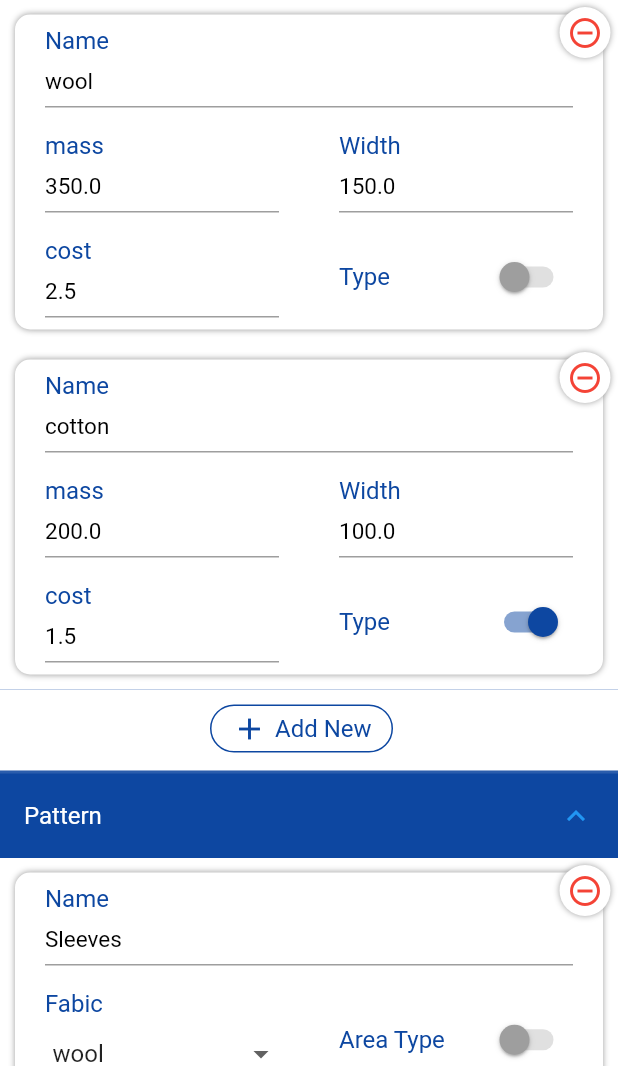
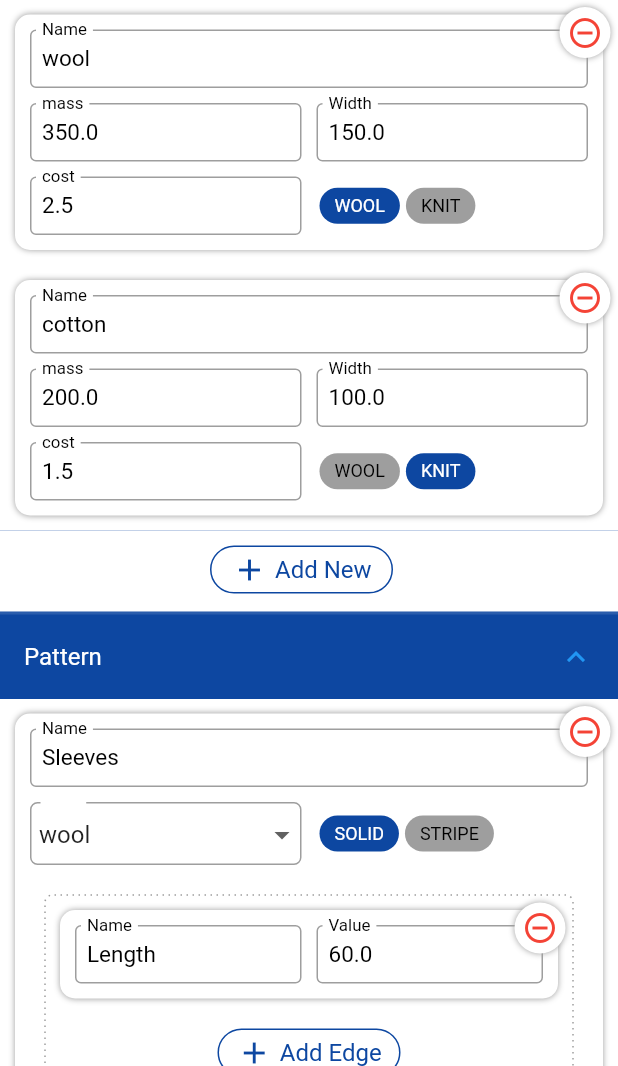
Before and after one commit to mdalameen/fabric_form_flutter, a Flutter app: the screen it shows after launch, after a tap on the "add" icon, on a phone screen of 412 x 824 dp, the part 170-1236 px from its top. Run offline on Flutter 3.47's test engine with Material 2 defaults, Android fonts, the phone set to English and light mode, and no system bars; our stand-ins replace dotted_decoration, shared_preferences.

Commit message:
Updated form fields

```diff
--- a/lib/components/form/app_controllers.dart
+++ b/lib/components/form/app_controllers.dart
@@ -183,11 +183,12 @@ class AppDropDownController<T> extends BaseFormController<T> {
   }
 }
 
-class AppSwitchController extends BaseFormController<bool> {
-  bool isSelected;
+class AppSelectController extends BaseFormController<int> {
+  int index;
   bool isFieldChanged = false;
+  List<String> options;
 
-  AppSwitchController(
+  AppSelectController(
       {@required String label,
       TextEditingController controller,
       FocusNode focusNode,
@@ -195,7 +196,8 @@ class AppSwitchController extends BaseFormController<bool> {
       bool displayMandatory: true,
       bool isMandatory,
       bool enabled,
-      @required this.isSelected,
+      @required this.index,
+      @required this.options,
       VoidCallback onChanged,
       GlobalKey key,
       bool hideLabel})
@@ -211,12 +213,12 @@ class AppSwitchController extends BaseFormController<bool> {
 
   @override
   Widget buildWidget({bool addPadding: true, bool isEnabled: true}) {
-    return AppSwitchField(this, addPadding, isEnabled);
+    return AppSelectField(this, addPadding, isEnabled);
   }
 
   @override
-  bool getInput() {
-    return isSelected;
+  int getInput() {
+    return index;
   }
 
   @override
@@ -226,6 +228,6 @@ class AppSwitchController extends BaseFormController<bool> {
 
   @override
   bool isInputGiven() {
-    return isSelected != null;
+    return index != null;
   }
 }
--- a/lib/components/form/controller_widgets.dart
+++ b/lib/components/form/controller_widgets.dart
@@ -30,49 +30,51 @@ class _TextWidgetState extends State<AppTextWidget> {
     return _fieldWrapper(
       widget.controller,
       widget.addPadding,
-      TextField(
+      TextFormField(
         onChanged: (s) {
           if (widget.onChanged != null) widget.onChanged();
         },
         obscureText: widget.controller.isPassword && !isPasswordDisplaying,
         focusNode: widget.controller.focusNode,
         controller: widget.controller.controller,
-        enabled: widget.isEnabled || widget.controller.enabled,
+        enabled: widget.isEnabled && widget.controller.enabled,
         cursorColor: AppColors.blue,
-        onSubmitted: widget.nextNode != null
-            ? (_) => FocusScope.of(context).requestFocus(widget.nextNode)
-            : null,
+        // onSubmitted: widget.nextNode != null
+        //     ? (_) => FocusScope.of(context).requestFocus(widget.nextNode)
+        //     : null,
         style: TextStyle(color: AppColors.black, fontSize: 15),
         keyboardType: widget.isNumberOnly ? TextInputType.number : null,
+
         textInputAction: widget.nextNode != null
             ? TextInputAction.next
             : TextInputAction.done,
         decoration: InputDecoration(
-          contentPadding: EdgeInsets.only(right: 0, left: 0, bottom: 8, top: 8),
-          suffixIconConstraints: BoxConstraints(),
-          suffixIcon: widget.controller.isPassword
-              ? IconButton(
-                  padding: EdgeInsets.zero,
-                  constraints: BoxConstraints(),
-                  icon: Icon(isPasswordDisplaying
-                      ? Icons.visibility_off_outlined
-                      : Icons.visibility_outlined),
-                  onPressed: togglePasswordDisplaying)
-              : null,
-          hintText: widget.controller.hint ?? '',
-          enabledBorder: UnderlineInputBorder(
+          labelText: widget.controller.label,
+          labelStyle: TextStyle(color: AppColors.black, fontSize: 15),
+          border:
+              OutlineInputBorder(borderSide: BorderSide(color: AppColors.grey)),
+          contentPadding:
+              EdgeInsets.only(right: 8, left: 8, bottom: 8, top: 13),
+          enabledBorder: OutlineInputBorder(
               borderSide: BorderSide(
                   color: widget.controller.errorMessage == null
-                      ? AppColors.grey
+                      ? Colors.grey
                       : Colors.red)),
-          border: UnderlineInputBorder(
-              borderSide: BorderSide(
-            width: 1,
-            style: BorderStyle.solid,
-            color: AppColors.red,
-          )),
-          alignLabelWithHint: true,
-          errorMaxLines: 1,
+
+          // hintText: widget.controller.label ?? '',
+          // enabledBorder: UnderlineInputBorder(
+          //     borderSide: BorderSide(
+          //         color: widget.controller.errorMessage == null
+          //             ? AppColors.grey
+          //             : Colors.red)),
+          // border: UnderlineInputBorder(
+          //     borderSide: BorderSide(
+          //   width: 1,
+          //   style: BorderStyle.solid,
+          //   color: AppColors.red,
+          // )),
+          // alignLabelWithHint: true,
+          // errorMaxLines: 1,
           hintStyle: TextStyle(color: AppColors.grey, fontSize: 16),
           isDense: true,
         ),
@@ -106,21 +108,21 @@ class _AppDropDownFieldState<T> extends State<AppDropDownField> {
     return _fieldWrapper(
       widget.controller,
       widget.addPadding,
+      _getFieldContainer(
+          widget.controller.label,
           Theme(
             data: ThemeData.light(),
+            child: DropdownButtonHideUnderline(
               child: DropdownButton<T>(
-          underline: Divider(
-            height: 0,
-            color: AppColors.grey,
-            thickness: 1,
-          ),
                 isExpanded: true,
+                isDense: true,
                 onChanged: (_) => _onChanged(_),
                 value: widget.controller.selectedOption,
                 items: widget.controller.options
                     .map((e) => DropdownMenuItem<T>(
                           child: Padding(
-                      padding: EdgeInsets.all(5),
+                            padding: EdgeInsets.symmetric(
+                                horizontal: 5, vertical: 0),
                             child: Text(e.toString()),
                           ),
                           value: e,
@@ -128,6 +130,8 @@ class _AppDropDownFieldState<T> extends State<AppDropDownField> {
                     .toList(),
               ),
             ),
+          ),
+          7),
     );
   }
 
@@ -139,46 +143,93 @@ class _AppDropDownFieldState<T> extends State<AppDropDownField> {
   }
 }
 
-class AppSwitchField extends StatefulWidget {
-  final AppSwitchController controller;
+_getFieldContainer(String label, Widget child, double verticalPadding) {
+  return Stack(
+    children: [
+      Container(
+        padding:
+            EdgeInsets.only(top: verticalPadding + 2, bottom: verticalPadding),
+        decoration: BoxDecoration(
+            border: Border.all(color: Colors.grey),
+            borderRadius: BorderRadius.circular(5)),
+        child: child,
+      ),
+      Container(
+        margin: EdgeInsets.only(
+          left: 7,
+        ),
+        transform: Transform.translate(offset: Offset(0, -4)).transform,
+        padding: EdgeInsets.symmetric(horizontal: 2),
+        color: Colors.white,
+        child: Text(
+          label ?? '',
+          style: TextStyle(fontSize: 11),
+        ),
+      )
+    ],
+  );
+}
+
+class AppSelectField extends StatefulWidget {
+  final AppSelectController controller;
   final bool addPadding;
   final bool isEnabled;
 
-  AppSwitchField(
+  AppSelectField(
     this.controller,
     this.addPadding,
     this.isEnabled,
   );
 
   @override
-  _AppSwitchFieldState createState() => _AppSwitchFieldState();
+  _AppSelectFieldState createState() => _AppSelectFieldState();
 }
 
-class _AppSwitchFieldState extends State<AppSwitchField> {
+class _AppSelectFieldState extends State<AppSelectField> {
   @override
   Widget build(BuildContext context) {
     return _fieldWrapper(
         widget.controller,
         widget.addPadding,
-        Row(
-          children: [
-            Expanded(
-              child:
-                  BaseFormController.buildLabel(widget.controller.label, false),
+        Wrap(
+            children: List.generate(widget.controller.options.length, (index) {
+          String text = widget.controller.options[index];
+          bool isSelected = index == widget.controller.index;
+          return InkWell(
+            onTap: () => _onChanged(index),
+            child: Container(
+              margin: EdgeInsets.all(2),
+              padding: EdgeInsets.symmetric(horizontal: 10, vertical: 5),
+              decoration: BoxDecoration(
+                borderRadius: BorderRadius.circular(50),
+                color: isSelected ? AppColors.blue : AppColors.grey,
               ),
-            Switch(
-                value: widget.controller.isSelected,
-                onChanged: _onChanged,
-                activeColor: AppColors.blue,
-                inactiveThumbColor: AppColors.grey,
-                inactiveTrackColor: Colors.grey.shade300)
-          ],
+              child: Text(text,
+                  style: TextStyle(
+                      fontSize: 12,
+                      color: isSelected ? AppColors.white : AppColors.black)),
+            ),
+          );
+        })
+            // children: [
+
+            //   Expanded(
+            //     child:
+            //         BaseFormController.buildLabel(widget.controller.label, false),
+            //   ),
+            //   Switch(
+            //       value: widget.controller.isSelected,
+            //       onChanged: _onChanged,
+            //       activeColor: AppColors.blue,
+            //       inactiveThumbColor: AppColors.grey,
+            //       inactiveTrackColor: Colors.grey.shade300)
+            // ],
             ),
         hideLabel: true);
   }
 
-  _onChanged(bool value) {
-    widget.controller.isSelected = value;
+  _onChanged(int value) {
+    widget.controller.index = value;
     widget.controller.isFieldChanged = true;
     if (widget.controller.onChanged != null) widget.controller.onChanged();
     setState(() {});
@@ -191,13 +242,13 @@ _fieldWrapper(BaseFormController controller, bool addPadding, Widget child,
   return Padding(
     key: controller.key,
     padding: EdgeInsets.symmetric(
-        horizontal: addPadding ? 20.0 : 0.0, vertical: addPadding ? 8.0 : 0.0),
+        horizontal: addPadding ? 10.0 : 0.0, vertical: addPadding ? 6.0 : 0.0),
     child: Column(
       crossAxisAlignment: CrossAxisAlignment.stretch,
       children: [
-        if (controller.label != null && !(controller.hideLabel || hideLabel))
-          BaseFormController.buildLabel(controller.label,
-              controller.isMandatory && controller.displayMandatory),
+        // if (controller.label != null && !(controller.hideLabel || hideLabel))
+        //   BaseFormController.buildLabel(controller.label,
+        //       controller.isMandatory && controller.displayMandatory),
         Row(
           children: [
             Expanded(
--- a/lib/data/model.dart
+++ b/lib/data/model.dart
@@ -47,7 +47,7 @@ class Garment {
 }
 
 class Fabric {
-  bool type;
+  int type;
   String name;
   double width;
   double mass;
@@ -56,7 +56,7 @@ class Fabric {
   Fabric(this.type, this.name, this.width, this.mass, this.cost);
 
   Fabric.fromJson(Map<String, dynamic> map)
-      : type = DataUtil.getBool(map['type']),
+      : type = DataUtil.getInt(map['type']),
         name = map['name'],
         width = DataUtil.getDouble(map['width']),
         mass = DataUtil.getDouble(map['mass']),
@@ -90,7 +90,7 @@ class Fabric {
 class Pattern {
   String name;
   String fabric;
-  bool areaType;
+  int areaType;
   List<NameValuePair> edges;
 
   Pattern(this.name, this.fabric, this.areaType, this.edges);
@@ -98,7 +98,7 @@ class Pattern {
   Pattern.fromJson(Map<String, dynamic> map)
       : name = map['name'],
         fabric = map['fabric'],
-        areaType = DataUtil.getBool(map['area_type']),
+        areaType = DataUtil.getInt(map['area_type']),
         edges = NameValuePair.getList(map['edges']);
 
   Map<String, dynamic> toJson() => {
--- a/lib/garment_processor.dart
+++ b/lib/garment_processor.dart
@@ -63,7 +63,7 @@ class GarmentProcessor {
   }
 
   _addFabric() {
-    final f = Fabric(data.fabrics.isEmpty, '', 0, 0, 0);
+    final f = Fabric(0, '', 0, 0, 0);
     data.fabrics.add(f);
     _fabricControllers[f] = _FabricWrapper(f, onStateChanged);
     onStateChanged();
@@ -106,9 +106,7 @@ class GarmentProcessor {
 
   _addPattern() {
     final p = Pattern(
-        "",
-        data.fabrics.isNotEmpty ? data.fabrics.first.name : null,
-        data.patterns.isEmpty, []);
+        "", data.fabrics.isNotEmpty ? data.fabrics.first.name : null, 0, []);
     data.patterns.add(p);
     _patternControllers[p] = _PatternWrapper(p, data.fabrics, onStateChanged);
     onStateChanged();
@@ -203,11 +201,15 @@ class GarmentProcessor {
                   Column(
                     crossAxisAlignment: CrossAxisAlignment.stretch,
                     children: [
-                      w.nameController.buildWidget(),
-                      _dualWidget(w.massController.buildWidget(),
-                          w.widthController.buildWidget()),
-                      _dualWidget(w.costController.buildWidget(),
-                          w.typeController.buildWidget()),
+                      w.nameController.buildWidget(addPadding: false),
+                      SizedBox(height: 10),
+                      _dualWidget(
+                          w.massController.buildWidget(addPadding: false),
+                          w.widthController.buildWidget(addPadding: false)),
+                      SizedBox(height: 10),
+                      _dualWidget(
+                          w.costController.buildWidget(addPadding: false),
+                          w.typeController.buildWidget(addPadding: false)),
                     ],
                   ), () {
                 _deleteFabric(f);
@@ -224,9 +226,12 @@ class GarmentProcessor {
                   Column(
                     crossAxisAlignment: CrossAxisAlignment.stretch,
                     children: [
-                      w.nameController.buildWidget(),
-                      _dualWidget(w.fabricController.buildWidget(),
-                          w.typeController.buildWidget()),
+                      w.nameController.buildWidget(addPadding: false),
+                      SizedBox(height: 10),
+                      _dualWidget(
+                          w.fabricController.buildWidget(addPadding: false),
+                          w.typeController.buildWidget(addPadding: false)),
+                      SizedBox(height: 10),
                       _buildNameValueWrapper(
                           'Edge',
                           List.generate(p.edges.length, (index) {
@@ -238,8 +243,10 @@ class GarmentProcessor {
                                       CrossAxisAlignment.stretch,
                                   children: <Widget>[
                                     _dualWidget(
-                                      n.nameController.buildWidget(),
-                                      n.valueController.buildWidget(),
+                                      n.nameController
+                                          .buildWidget(addPadding: false),
+                                      n.valueController
+                                          .buildWidget(addPadding: false),
                                     )
                                   ],
                                 ),
@@ -289,8 +296,8 @@ class GarmentProcessor {
                 Column(
                   crossAxisAlignment: CrossAxisAlignment.stretch,
                   children: [
-                    _dualWidget(w.nameController.buildWidget(),
-                        w.valueController.buildWidget()),
+                    _dualWidget(w.nameController.buildWidget(addPadding: false),
+                        w.valueController.buildWidget(addPadding: false)),
                   ],
                 ),
                 () => onDeletePressed(index));
@@ -301,6 +308,7 @@ class GarmentProcessor {
       String label, List<Widget> widgets, VoidCallback onAddPressed) {
     return Container(
       margin: EdgeInsets.all(10),
+      // padding: EdgeInsets.all(10),
       decoration: DottedDecoration(
           color: AppColors.grey,
           shape: Shape.box,
@@ -316,6 +324,7 @@ class GarmentProcessor {
     return Row(
       children: [
         Expanded(child: leftChild),
+        SizedBox(width: 10),
         Expanded(
           child: rightChild,
         )
@@ -329,6 +338,7 @@ class GarmentProcessor {
       children: [
         Container(
           margin: EdgeInsets.all(10),
+          padding: EdgeInsets.all(10),
           decoration: BoxDecoration(
               borderRadius: BorderRadius.circular(10),
               color: AppColors.white,
@@ -528,16 +538,17 @@ String _numberValidator(String number) {
 }
 
 class _FabricWrapper {
-  AppSwitchController typeController;
+  AppSelectController typeController;
   AppTextController nameController;
   AppTextController widthController;
   AppTextController massController;
   AppTextController costController;
 
   _FabricWrapper(Fabric fabric, VoidCallback changeState) {
-    typeController = AppSwitchController(
+    typeController = AppSelectController(
         label: 'Type',
-        isSelected: fabric.type,
+        index: fabric.type,
+        options: <String>['WOOL', 'KNIT'],
         displayMandatory: false,
         isMandatory: true);
     typeController.onChanged = () {
@@ -596,16 +607,17 @@ class _FabricWrapper {
 }
 
 class _PatternWrapper {
-  AppSwitchController typeController;
+  AppSelectController typeController;
   AppTextController nameController;
   AppDropDownController<Fabric> fabricController;
   Map<NameValuePair, _PairWrapper> edgesController;
 
   _PatternWrapper(
       Pattern pattern, List<Fabric> fabrics, VoidCallback setStateChanged) {
-    typeController = AppSwitchController(
+    typeController = AppSelectController(
         label: 'Area Type',
-        isSelected: pattern.areaType,
+        index: pattern.areaType,
+        options: <String>['SOLID', 'STRIPE'],
         displayMandatory: false,
         isMandatory: true);
     typeController.onChanged = () {
```
Lines whose indentation alone changed are shown as unchanged.
